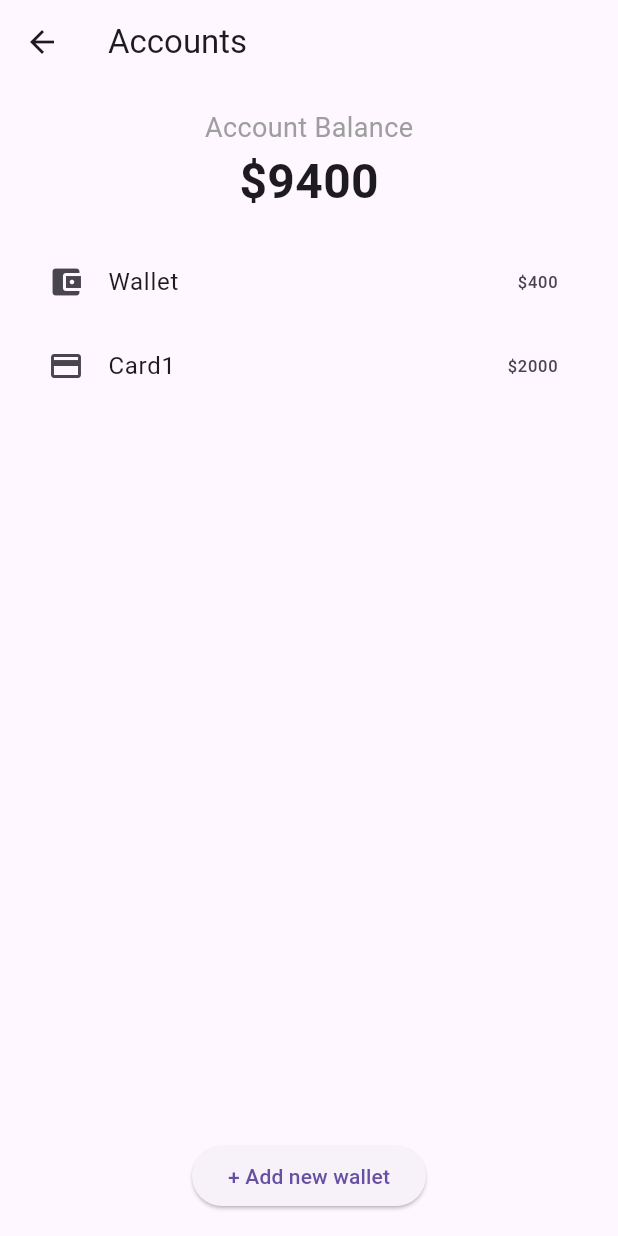
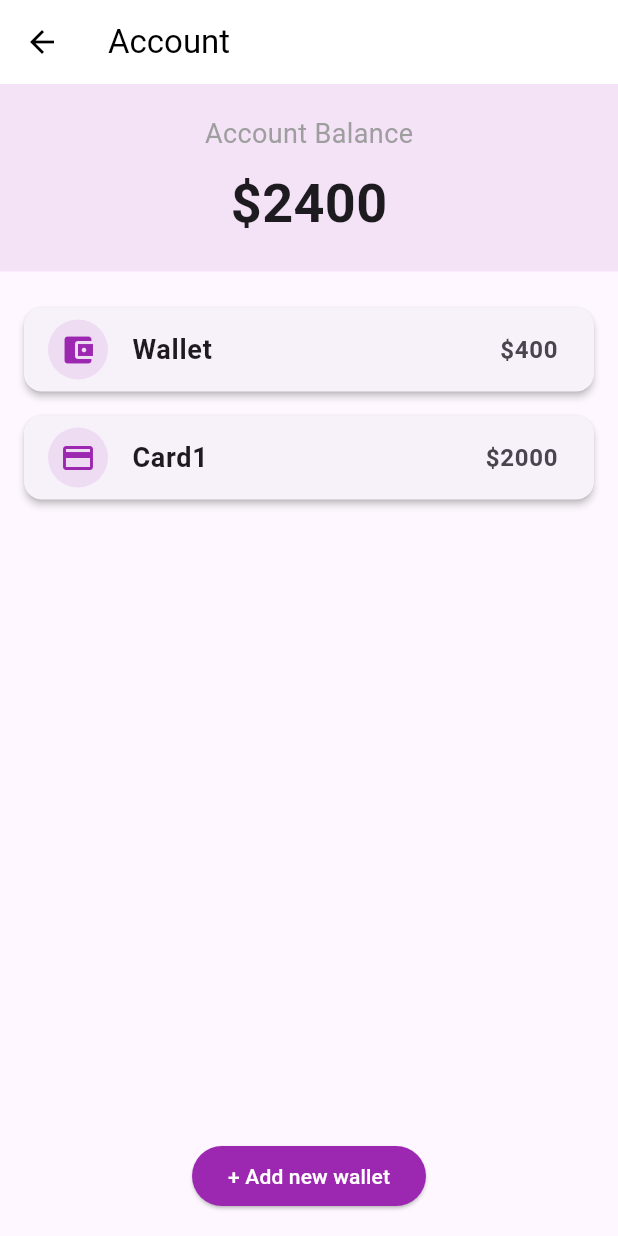
Before and after one commit to Alex-Bolgan/KPP, a Flutter app: the AccountsScreen screen opened directly, on a phone screen of 412 x 824 dp. Run offline on Flutter 3.47's test engine with Material 3 defaults, Android fonts, the phone set to English and light mode, and no system bars; our stand-ins replace firebase_auth, firebase_core, firebase_crashlytics; accounts and stored records are empty.

Commit message:
feat: base Categories, Accounts, ACccountDetails with collections (lab5)

```diff
--- a/expense_tracker/lib/screens/accounts_screen.dart
+++ b/expense_tracker/lib/screens/accounts_screen.dart
@@ -1,41 +1,119 @@
 import 'package:flutter/material.dart';
+import 'package:expense_tracker/screens/account_detail_screen.dart';
 
 class AccountsScreen extends StatelessWidget {
-  const AccountsScreen({super.key});
+  AccountsScreen({super.key});
+
+  // Hardcoded account data
+  final List<Map<String, dynamic>> accounts = [
+    {'name': 'Wallet', 'balance': '\$400', 'icon': Icons.account_balance_wallet},
+    {'name': 'Card1', 'balance': '\$2000', 'icon': Icons.credit_card},
+  ];
 
   @override
   Widget build(BuildContext context) {
     return Scaffold(
-      appBar: AppBar(title: Text('Accounts')),
-      body: Padding(
-        padding: const EdgeInsets.all(16.0),
-        child: Column(
-          children: [
-            Text(
-              'Account Balance',
-              style: TextStyle(fontSize: 18, color: Colors.grey),
+      appBar: AppBar(
+        title: const Text('Account'),
+        backgroundColor: Colors.white,
+        foregroundColor: Colors.black,
+        elevation: 0,
+      ),
+      body: Column(
+        children: [
+          Container(
+            color: Colors.purple.withOpacity(0.1),
+            padding: const EdgeInsets.all(20),
+            width: double.infinity,
+            child: Column(
+              crossAxisAlignment: CrossAxisAlignment.center,
+              children: const [
+                Text(
+                  'Account Balance',
+                  style: TextStyle(fontSize: 18, color: Colors.grey),
+                ),
+                SizedBox(height: 8),
+                Text(
+                  '\$2400',
+                  style: TextStyle(fontSize: 36, fontWeight: FontWeight.bold),
+                ),
+              ],
             ),
-            Text(
-              '\$9400',
-              style: TextStyle(fontSize: 32, fontWeight: FontWeight.bold),
+          ),
+          const SizedBox(height: 16),
+          Expanded(
+            child: ListView.builder(
+              itemCount: accounts.length,
+              itemBuilder: (context, index) {
+                final account = accounts[index];
+                return _buildAccountTile(
+                  name: account['name'],
+                  balance: account['balance'],
+                  icon: account['icon'],
+                  context: context,
+                );
+              },
             ),
-            SizedBox(height: 16),
-            ListTile(
-              leading: Icon(Icons.account_balance_wallet),
-              title: Text('Wallet'),
-              trailing: Text('\$400'),
+          ),
+          Padding(
+            padding: const EdgeInsets.all(16.0),
+            child: ElevatedButton(
+              onPressed: () {
+                print('Add new wallet button pressed');
+              },
+              style: ElevatedButton.styleFrom(
+                backgroundColor: Colors.purple,
+                shape: RoundedRectangleBorder(
+                  borderRadius: BorderRadius.circular(20),
+                ),
+              ),
+              child: const Text(
+                '+ Add new wallet',
+                style: TextStyle(color: Colors.white),
+              ),
             ),
-            ListTile(
-              leading: Icon(Icons.credit_card),
-              title: Text('Card1'),
-              trailing: Text('\$2000'),
+          ),
+        ],
+      ),
+    );
+  }
+
+  Widget _buildAccountTile({
+    required String name,
+    required String balance,
+    required IconData icon,
+    required BuildContext context,
+  }) {
+    return GestureDetector(
+      onTap: () {
+        // Navigate to account details screen
+        Navigator.push(
+          context,
+          MaterialPageRoute(
+            builder: (context) => AccountDetailScreen(
+              accountName: name,
+              accountBalance: balance,
+              accountIcon: icon,
             ),
-            Spacer(),
-            ElevatedButton(
-              onPressed: () {},
-              child: Text('+ Add new wallet'),
-            ),
-          ],
+          ),
+        );
+      },
+      child: Card(
+        elevation: 2,
+        margin: const EdgeInsets.symmetric(vertical: 8, horizontal: 16),
+        child: ListTile(
+          leading: CircleAvatar(
+            backgroundColor: Colors.purple.withOpacity(0.1),
+            child: Icon(icon, color: Colors.purple),
+          ),
+          title: Text(
+            name,
+            style: const TextStyle(fontSize: 18, fontWeight: FontWeight.bold),
+          ),
+          trailing: Text(
+            balance,
+            style: const TextStyle(fontSize: 16, fontWeight: FontWeight.bold),
+          ),
         ),
       ),
     );
--- a/expense_tracker/lib/widgets/bottom_nav_bar.dart
+++ b/expense_tracker/lib/widgets/bottom_nav_bar.dart
@@ -17,9 +17,9 @@ class _BottomNavBarState extends State<BottomNavBar> {
 
   final List<Widget> _pages = [
     const HomeScreen(),
-    const CategoriesScreen(),
+    CategoriesScreen(),
     const AddTransactionScreen(),
-    const AccountsScreen(),
+    AccountsScreen(),
     const ProfileScreen(),
   ];
 
```
Also changed, not shown: expense_tracker/lib/screens/account_detail_screen.dart (added, +122 -0 lines), expense_tracker/lib/screens/categories_screen.dart (+44 -24 lines).
